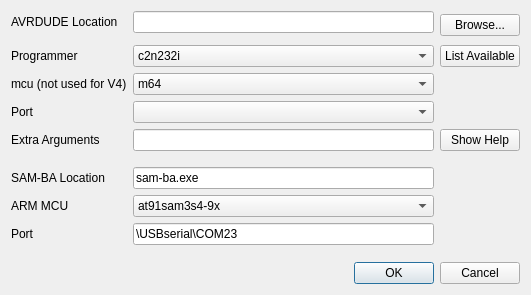
roberto1903/companion9x, file src/burnconfigdialog.ui: the form before one commit.
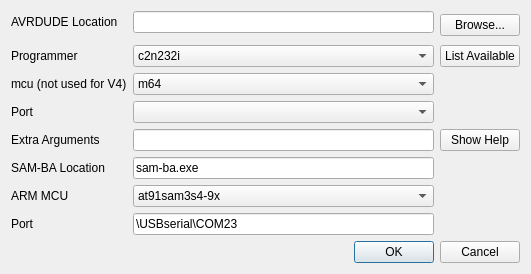
The form after the commit. Icons and pictures are not drawn.

Commit message: Hide unnecessary fields in burn config dialog

```diff
--- a/src/burnconfigdialog.ui
+++ b/src/burnconfigdialog.ui
@@ -7,9 +7,21 @@
     <x>0</x>
     <y>0</y>
     <width>531</width>
-    <height>295</height>
+    <height>268</height>
    </rect>
   </property>
+  <property name="sizePolicy">
+   <sizepolicy hsizetype="MinimumExpanding" vsizetype="Preferred">
+    <horstretch>0</horstretch>
+    <verstretch>0</verstretch>
+   </sizepolicy>
+  </property>
+  <property name="minimumSize">
+   <size>
+    <width>531</width>
+    <height>0</height>
+   </size>
+  </property>
   <property name="windowTitle">
    <string>AVRDUDE Configuration</string>
   </property>
@@ -561,7 +573,7 @@
        </item>
       </widget>
      </item>
-     <item row="8" column="2">
+     <item row="7" column="2">
       <widget class="QComboBox" name="arm_mcu">
        <property name="toolTip">
         <string>CPU of your TX</string>
@@ -581,8 +593,8 @@
        </item>
       </widget>
      </item>
-     <item row="7" column="0">
-      <widget class="QLabel" name="label_6">
+     <item row="6" column="0">
+      <widget class="QLabel" name="label_sb1">
        <property name="text">
         <string>SAM-BA Location</string>
        </property>
@@ -592,19 +604,6 @@
       </widget>
      </item>
      <item row="6" column="2">
-      <spacer name="verticalSpacer_2">
-       <property name="orientation">
-        <enum>Qt::Vertical</enum>
-       </property>
-       <property name="sizeHint" stdset="0">
-        <size>
-         <width>20</width>
-         <height>40</height>
-        </size>
-       </property>
-      </spacer>
-     </item>
-     <item row="7" column="2">
       <widget class="QLineEdit" name="samba_location">
        <property name="toolTip">
         <string>Location of AVRDUDE executable</string>
@@ -617,8 +616,8 @@
        </property>
       </widget>
      </item>
-     <item row="8" column="0">
-      <widget class="QLabel" name="label_7">
+     <item row="7" column="0">
+      <widget class="QLabel" name="label_sb2">
        <property name="text">
         <string>ARM MCU</string>
        </property>
@@ -627,8 +626,8 @@
        </property>
       </widget>
      </item>
-     <item row="9" column="0">
-      <widget class="QLabel" name="label_8">
+     <item row="8" column="0">
+      <widget class="QLabel" name="label_sb3">
        <property name="text">
         <string>Port</string>
        </property>
@@ -637,7 +636,7 @@
        </property>
       </widget>
      </item>
-     <item row="9" column="2">
+     <item row="8" column="2">
       <widget class="QLineEdit" name="samba_port">
        <property name="toolTip">
         <string>Location of AVRDUDE executable</string>
```
Left out of the diff: 10 changed lines with no effect on the pictures. The commit also changes 2 other files.
